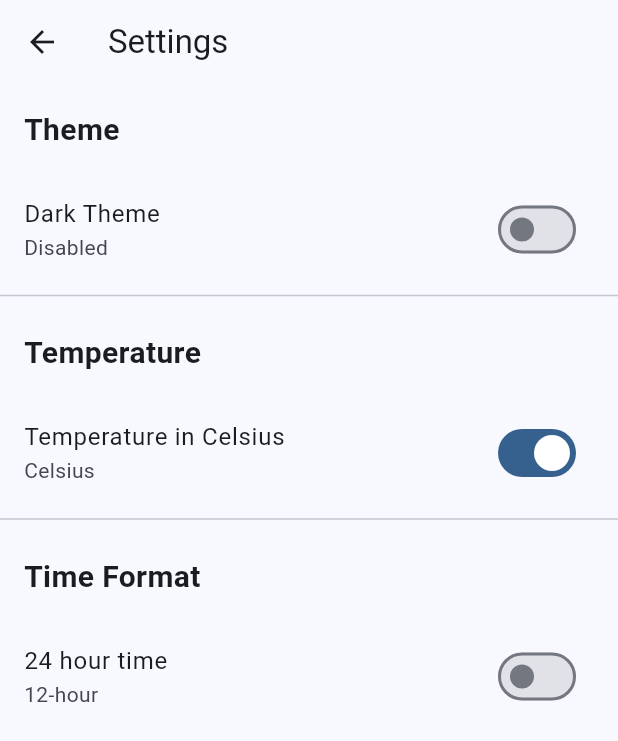
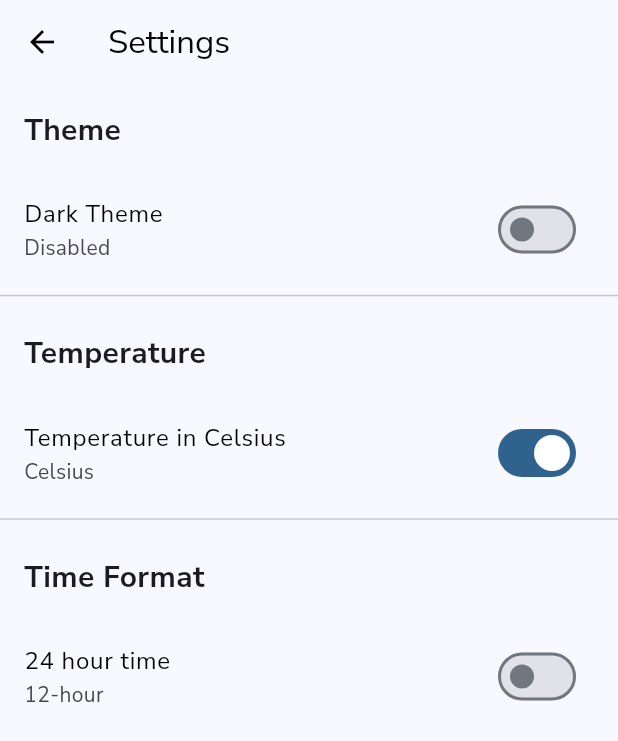
Before and after one commit to ChandlerBlack/WindowPane, a Flutter app: the screen it shows after launch, item 2 of the bottom bar chosen, after a tap on the "settings" icon, on a phone screen of 412 x 824 dp. Shown: the top 741 px of the screen. Run offline on Flutter 3.47's test engine with Material 3 defaults, Android fonts, the phone set to English and light mode, and no system bars; our stand-ins replace camera, geocoding, geolocator, google_fonts, shared_preferences, sqflite; accounts and stored records are empty.

Commit message:
Project finished

```diff
--- a/lib/main.dart
+++ b/lib/main.dart
@@ -1,12 +1,36 @@
 import 'package:flutter/material.dart';
+import 'package:google_fonts/google_fonts.dart';
 import 'screens/main_screen.dart';
+import 'services/settings_service.dart';
 
 void main() async {
+  WidgetsFlutterBinding.ensureInitialized();
   runApp(const MyApp());
 }
 
-class MyApp extends StatelessWidget {
+class MyApp extends StatefulWidget {
   const MyApp({super.key});
+
+  @override
+  State<MyApp> createState() => _MyAppState();
+}
+
+class _MyAppState extends State<MyApp> {
+  bool _isDarkMode = false;
+  final SettingsService _settingsService = SettingsService();
+
+  @override
+  void initState() {
+    super.initState();
+    _loadTheme();
+  }
+
+  Future<void> _loadTheme() async {
+    final darkMode = await _settingsService.getDarkMode();
+    setState(() {
+      _isDarkMode = darkMode;
+    });
+  }
 
   // This widget is the root of your application.
   @override
@@ -16,20 +40,28 @@ class MyApp extends StatelessWidget {
       debugShowCheckedModeBanner: false,
       theme: ThemeData(
         colorScheme: ColorScheme.fromSeed(
-          seedColor: Colors.blue,
+          seedColor: const Color.fromARGB(255, 41, 93, 135),
           brightness: Brightness.light,
+          onSurface: Colors.black,
         ),
         useMaterial3: true,
-
+        textTheme: GoogleFonts.nunitoSansTextTheme(
+          ThemeData.light().textTheme,
+        ),
       ),
       darkTheme: ThemeData(
         colorScheme: ColorScheme.fromSeed(
-          seedColor: Colors.blue,
+          seedColor: const Color.fromARGB(255, 41, 93, 135),
           brightness: Brightness.dark,
+          onSurface: Colors.white,
         ),
         useMaterial3: true,
+        textTheme: GoogleFonts.nunitoSansTextTheme(
+          ThemeData.dark().textTheme,
+        ),
       ),
-      home: const MainScreen(),
+      themeMode: _isDarkMode ? ThemeMode.dark : ThemeMode.light,
+      home: MainScreen(onThemeChanged: _loadTheme),
     );
   }
 }
--- a/lib/screens/main_screen.dart
+++ b/lib/screens/main_screen.dart
@@ -9,14 +9,20 @@ import 'settings_screen.dart';
 import 'camera_screen.dart';
 
 class MainScreen extends StatefulWidget {
-  const MainScreen({super.key});
+  final VoidCallback onThemeChanged;
+
+  const MainScreen({
+    super.key,
+    required this.onThemeChanged,
+  });
 
   @override
   State<MainScreen> createState() => _MainScreenState();
 }
 
 class _MainScreenState extends State<MainScreen> {
-  int _selectedIndex = 2; // Start on home screen
+  int _selectedIndex = 2; // start on home screen
+  int _selectedPhotoIndex = 0;
   final TextEditingController _searchController = TextEditingController();
   List<PhotoEntry> _photos = [];
   List<PhotoEntry> _filteredPhotos = [];
@@ -89,7 +95,10 @@ class _MainScreenState extends State<MainScreen> {
     );
 
     if (result == true && mounted) {
-      _loadPhotos();
+      await _loadPhotos();
+      setState(() {
+        _selectedPhotoIndex = 0;
+      });
     }
   }
 
@@ -106,7 +115,8 @@ class _MainScreenState extends State<MainScreen> {
     );
 
     if (result == true && mounted) {
-      _loadSettings();
+      await _loadSettings();
+      widget.onThemeChanged();
     }
   }
 
@@ -118,6 +128,7 @@ class _MainScreenState extends State<MainScreen> {
         onPhotoDeleted: _loadPhotos,
         onPhotoTapped: (index) {
           setState(() {
+            _selectedPhotoIndex = index;
             _selectedIndex = 2;
           });
         },
@@ -128,6 +139,7 @@ class _MainScreenState extends State<MainScreen> {
         photos: _filteredPhotos,
         onPhotoTapped: (index) {
           setState(() {
+            _selectedPhotoIndex = index;
             _selectedIndex = 2;
           });
         },
@@ -140,27 +152,11 @@ class _MainScreenState extends State<MainScreen> {
         onPhotoUpdated: _loadPhotos,
         isCelsius: _isCelsius,
         is24Hour: _is24Hour,
+        initialIndex: _selectedPhotoIndex,
       ),
     ];
 
-    return MaterialApp(
-      debugShowCheckedModeBanner: false,
-      theme: ThemeData(
-        colorScheme: ColorScheme.fromSeed(
-          seedColor: Colors.blue,
-          brightness: Brightness.light,
-        ),
-        useMaterial3: true,
-      ),
-      darkTheme: ThemeData(
-        colorScheme: ColorScheme.fromSeed(
-          seedColor: Colors.blue,
-          brightness: Brightness.dark,
-        ),
-        useMaterial3: true,
-      ),
-      themeMode: _isDarkMode ? ThemeMode.dark : ThemeMode.light,
-      home: Scaffold(
+    return Scaffold(
         appBar: AppBar(
           title: const Text('WindowPane'),
           actions: [
@@ -228,7 +224,6 @@ class _MainScreenState extends State<MainScreen> {
           currentIndex: _selectedIndex,
           onTap: _onItemTapped,
         ),
-      ),
     );
   }
 }
--- a/lib/services/location_service.dart
+++ b/lib/services/location_service.dart
@@ -7,6 +7,7 @@ class LocationService {
     bool serviceEnabled;
     LocationPermission permission;
 
+    // found geolocator seemed cool
     serviceEnabled = await Geolocator.isLocationServiceEnabled();
     if (!serviceEnabled) {
       return null;
--- a/pubspec.yaml
+++ b/pubspec.yaml
@@ -50,6 +50,9 @@ dependencies:
   # Utilities
   intl: ^0.18.1
   shared_preferences: ^2.2.2
+
+  # fonts
+  google_fonts: ^6.1.0
 
 
 
```
Also changed, not shown: lib/screens/camera_screen.dart (+43 -4 lines), pubspec.lock.
